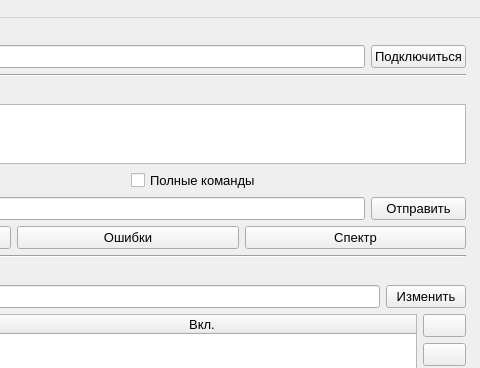
This is ui/mainwindow.ui in irsural/spectrum_reader as Qt 5 draws it before an edit; both pictures show x 236 to 716 and y 0 to 368 of the 716 by 607 pixel window. The edited form follows.
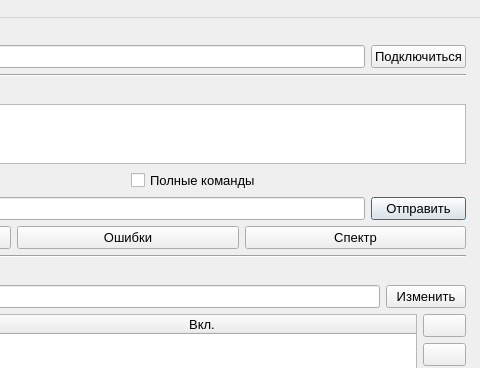
This is the edited form. Icons and pictures are not drawn.

```diff
--- a/ui/mainwindow.ui
+++ b/ui/mainwindow.ui
@@ -104,6 +104,12 @@
              <property name="text">
               <string>Отправить</string>
              </property>
+             <property name="autoDefault">
+              <bool>true</bool>
+             </property>
+             <property name="default">
+              <bool>true</bool>
+             </property>
             </widget>
            </item>
            <item row="1" column="1">
```
